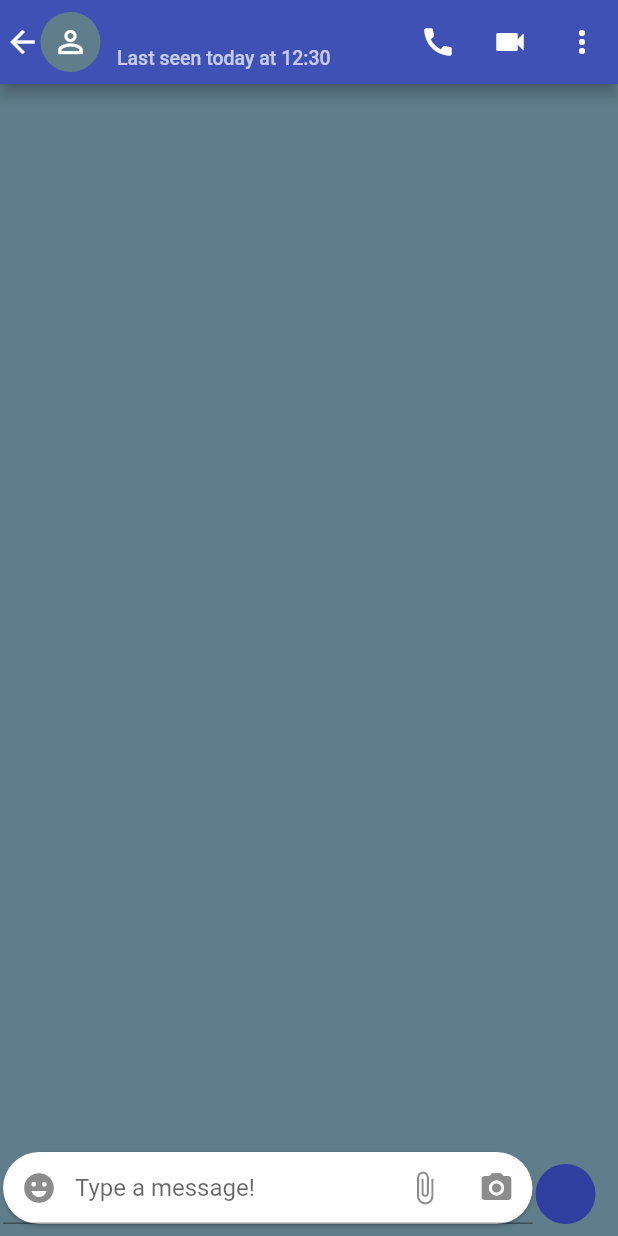
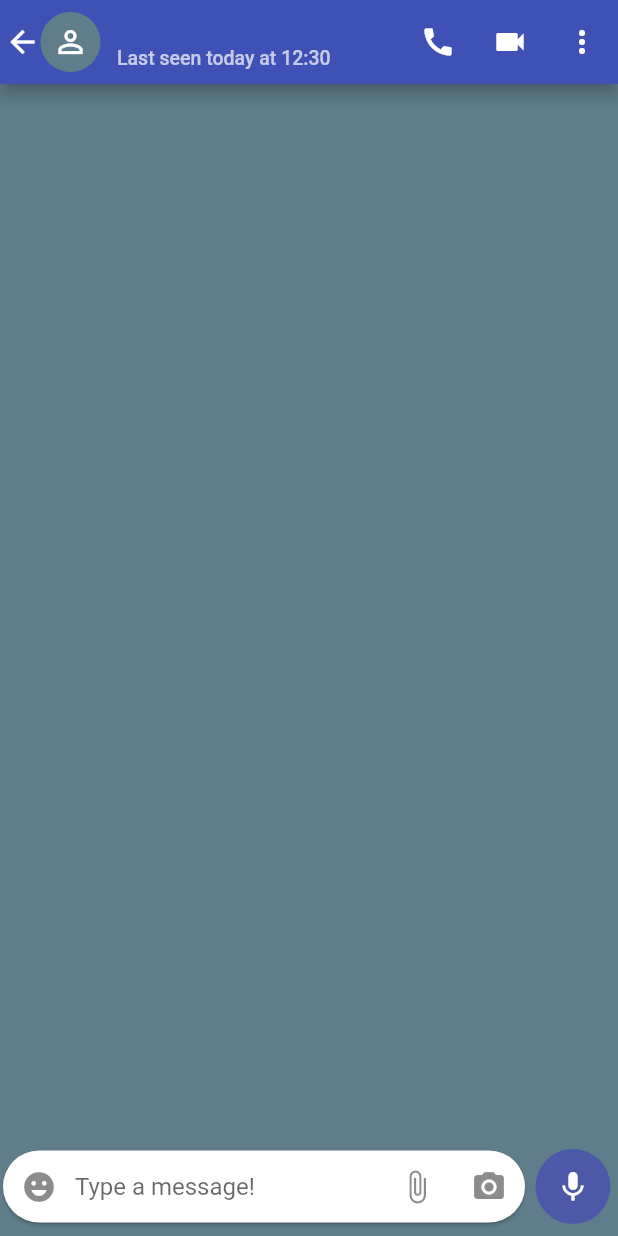
Before and after one commit to garamkim83/untitled_chatting_game, a Flutter app: the IndividualChatPage screen opened directly with empty values, on a phone screen of 412 x 824 dp. Run offline on Flutter 3.47's test engine with Material 2 defaults, Android fonts, the phone set to English and light mode, and no system bars; our stand-ins replace emoji_picker_flutter, font_awesome_flutter.

Commit message:
add emoji picker

```diff
--- a/lib/Page/individualChatPage.dart
+++ b/lib/Page/individualChatPage.dart
@@ -1,11 +1,10 @@
-import 'package:flutter/cupertino.dart';
+import 'dart:ffi';
+
+import 'package:emoji_picker_flutter/emoji_picker_flutter.dart';
+import 'package:flutter/foundation.dart';
 import 'package:flutter/material.dart';
-import 'package:font_awesome_flutter/font_awesome_flutter.dart';
 
 import 'package:untitled_chatting_game/Model/chatModel.dart';
-import '../CustomUI/chatCard.dart';
-import './chatPage.dart';
-import '../appBarMenu.dart';
 
 class IndividualChatPage extends StatefulWidget {
   const IndividualChatPage({Key? key, required this.chatModel})
@@ -17,6 +16,21 @@ class IndividualChatPage extends StatefulWidget {
 }
 
 class _IndividualChatPageState extends State<IndividualChatPage> {
+  bool show = false;
+  FocusNode focusNode = FocusNode();
+
+  @override
+  void initState() {
+    super.initState();
+    focusNode.addListener(() {
+      if (focusNode.hasFocus) {
+        setState(() {
+          show = false;
+        });
+      }
+    });
+  }
+
   @override
   Widget build(BuildContext context) {
     return Scaffold(
@@ -120,28 +134,40 @@ class _IndividualChatPageState extends State<IndividualChatPage> {
             ListView(),
             Align(
               alignment: Alignment.bottomCenter,
-              child: Row(
+              child: Column(
+                mainAxisAlignment: MainAxisAlignment.end,
+                children: [
+                  Row(
                     children: [
                       Container(
-                    width: MediaQuery.of(context).size.width - 55,
+                        width: MediaQuery.of(context).size.width - 60,
                         child: Card(
                           margin: EdgeInsets.only(left: 2, right: 2, bottom: 8),
                           shape: RoundedRectangleBorder(
                               borderRadius: BorderRadius.circular(25)),
                           child: TextFormField(
+                            focusNode: focusNode,
                             textAlignVertical: TextAlignVertical.center,
                             keyboardType: TextInputType.multiline,
                             maxLines: 5,
                             minLines: 1,
                             decoration: InputDecoration(
+                              border: InputBorder.none,
                               hintText: "Type a message!",
                               contentPadding: EdgeInsets.only(left: 15),
                               prefixIcon: IconButton(
                                 icon: Icon(Icons.emoji_emotions),
-                              onPressed: () {},
+                                onPressed: () {
+                                  focusNode.unfocus();
+                                  focusNode.canRequestFocus = false;
+                                  setState(() {
+                                    show = !show;
+                                  });
+                                },
                               ),
                               suffixIcon: Row(
                                 mainAxisSize: MainAxisSize.min,
+                                //attach file icon and camera icon
                                 children: [
                                   IconButton(
                                     icon: Icon(Icons.attach_file),
@@ -152,11 +178,29 @@ class _IndividualChatPageState extends State<IndividualChatPage> {
                                     onPressed: () {},
                                   )
                                 ],
-                            )),
                               ),
                             ),
                           ),
-                  CircleAvatar(),
+                        ),
+                      ),
+                      Padding(
+                        padding: EdgeInsets.only(left: 5, right: 5, bottom: 8),
+                        child: CircleAvatar(
+                          radius: 25,
+                          backgroundColor:
+                              Theme.of(context).colorScheme.secondary,
+                          child: IconButton(
+                            icon: Icon(
+                              Icons.mic,
+                              color: Colors.white,
+                            ),
+                            onPressed: () {},
+                          ),
+                        ),
+                      )
+                    ],
+                  ),
+                  show ? selectEmoji() : Container(),
                 ],
               ),
             ),
@@ -165,4 +209,18 @@ class _IndividualChatPageState extends State<IndividualChatPage> {
       ),
     );
   }
+
+  Widget selectEmoji() {
+    return SizedBox(
+      height: 250,
+      child: EmojiPicker(
+        config: Config(
+          columns: 7,
+        ),
+        onEmojiSelected: (Emoji, Category) {
+          print(Emoji);
+        },
+      ),
+    );
   }
+}
--- a/lib/homescreen.dart
+++ b/lib/homescreen.dart
@@ -1,7 +1,7 @@
 import 'package:flutter/material.dart';
 
 import 'package:untitled_chatting_game/Page/chatPage.dart';
-import 'package:untitled_chatting_game/appBarMenu.dart';
+import 'package:untitled_chatting_game/ButtonAndMenu/appBarMenu.dart';
 import 'Page/friendPage.dart';
 import './Page/chatPage.dart';
 
--- a/pubspec.yaml
+++ b/pubspec.yaml
@@ -35,6 +35,8 @@ dependencies:
   # The following adds the Cupertino Icons font to your application.
   # Use with the CupertinoIcons class for iOS style icons.
   cupertino_icons: ^1.0.2
+  emoji_picker_flutter: ^1.1.2
+  shared_preferences: ^2.0.13
 
 dev_dependencies:
   flutter_test:
```
Also changed, not shown: lib/main.dart (+6 -3 lines), lib/ButtonAndMenu/appBarMenu.dart (renamed from lib/appBarMenu.dart), pubspec.lock. Lines whose indentation alone changed are shown as unchanged.
